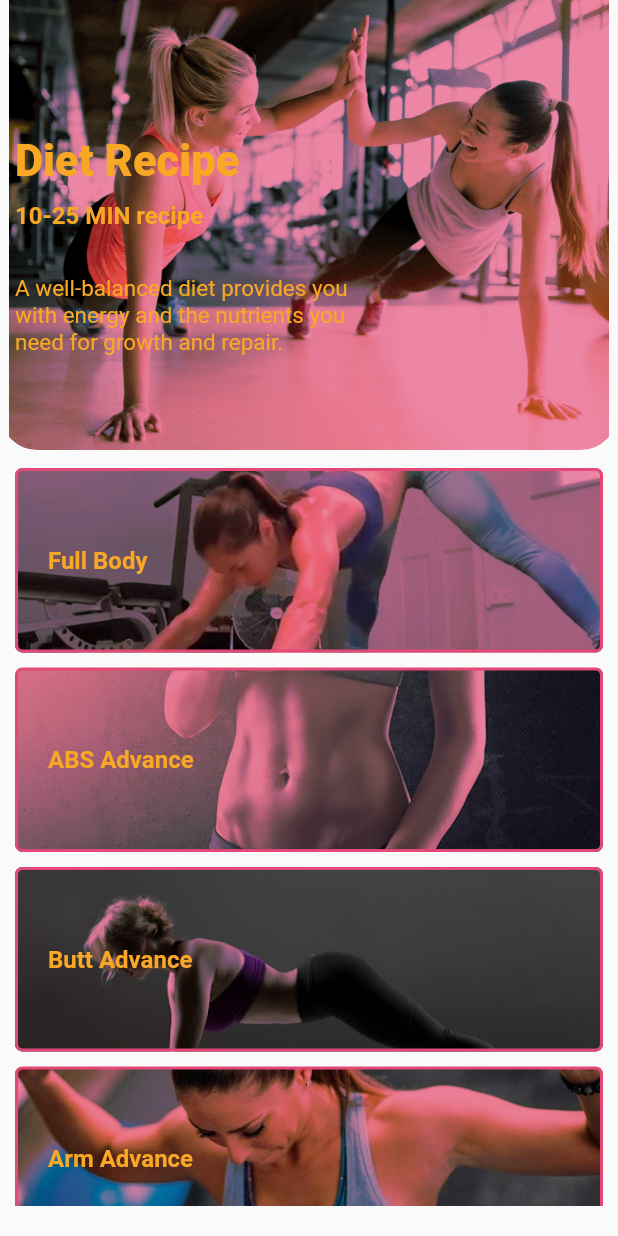
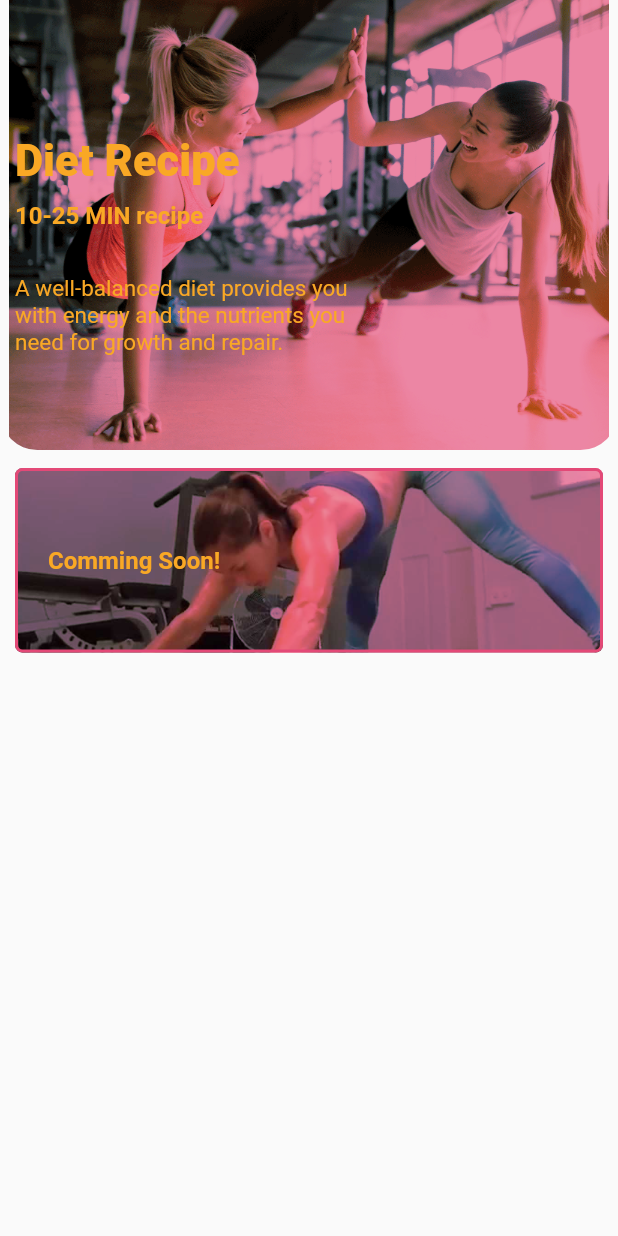
Before and after one commit to SaifulShohag/Female-FitnessCare, a Flutter app: the DietRecipeScreen screen opened directly, on a phone screen of 412 x 824 dp. Run offline on Flutter 3.47's test engine with Material 2 defaults, Android fonts, the phone set to English and light mode, and no system bars; our stand-ins replace flutter_local_notifications, flutter_svg; missing offline and left inert: flutter_gifimage, spincircle_bottom_bar.

Commit message:
updated 9/19/2021

```diff
--- a/lib/screens/recipeScreen.dart
+++ b/lib/screens/recipeScreen.dart
@@ -55,28 +55,8 @@ class DietRecipeScreen extends StatelessWidget {
                         height: 70.0,
                       ),
                       ContentCard(
-                        title: "Full Body",
+                        title: "Comming Soon!",
                         imageDir: "assets/images/full-body.png",
-                        onPress: null,
-                      ),
-                      ContentCard(
-                        title: "ABS Advance",
-                        imageDir: "assets/images/abs.png",
-                        onPress: null,
-                      ),
-                       ContentCard(
-                        title: "Butt Advance",
-                        imageDir: "assets/images/butt.jpg",
-                        onPress: null,
-                      ),
-                      ContentCard(
-                        title: "Arm Advance",
-                        imageDir: "assets/images/arm.jpg",
-                        onPress: null,
-                      ),
-                      ContentCard(
-                        title: "Thigh Advance",
-                        imageDir: "assets/images/thigh.png",
                         onPress: null,
                       ),
                     ],
--- a/lib/sub-screens/work-out/abs-advance.dart
+++ b/lib/sub-screens/work-out/abs-advance.dart
@@ -1,5 +1,4 @@
 import 'package:Meditation/constants.dart';
-import 'package:Meditation/screens/actionScreen.dart';
 import 'package:Meditation/sessions-navigations/abs-advance-navigation.dart';
 import 'package:Meditation/sessions-navigations/dynamic-list.dart';
 import 'package:Meditation/widgets/bottom_nav_bar.dart';
--- a/lib/sub-screens/work-out/arm-work-out.dart
+++ b/lib/sub-screens/work-out/arm-work-out.dart
@@ -1,5 +1,4 @@
 import 'package:Meditation/constants.dart';
-import 'package:Meditation/screens/actionScreen.dart';
 import 'package:Meditation/sessions-navigations/arm-navigation.dart';
 import 'package:Meditation/sessions-navigations/dynamic-list.dart';
 import 'package:Meditation/widgets/bottom_nav_bar.dart';
--- a/lib/sub-screens/work-out/butt-beginner.dart
+++ b/lib/sub-screens/work-out/butt-beginner.dart
@@ -1,5 +1,4 @@
 import 'package:Meditation/constants.dart';
-import 'package:Meditation/screens/actionScreen.dart';
 import 'package:Meditation/widgets/bottom_nav_bar.dart';
 import 'package:Meditation/widgets/sessionCard.dart';
 import '../../sessions-navigations/dynamic-list.dart';
--- a/lib/sub-screens/work-out/thigh-advance.dart
+++ b/lib/sub-screens/work-out/thigh-advance.dart
@@ -1,5 +1,4 @@
 import 'package:Meditation/constants.dart';
-import 'package:Meditation/screens/actionScreen.dart';
 import 'package:Meditation/sessions-navigations/dynamic-list.dart';
 import 'package:Meditation/sessions-navigations/thigh-advance-navigation.dart';
 import 'package:Meditation/widgets/bottom_nav_bar.dart';
```
Also changed, not shown: pubspec.yaml (+8 -0 lines), assets/fitnessCare_logo.jpg (added), lib/screens/homeScreen.dart (line endings or trailing spaces), lib/widgets/bottom_nav_bar.dart (line endings or trailing spaces), pubspec.lock, 28 other files.
